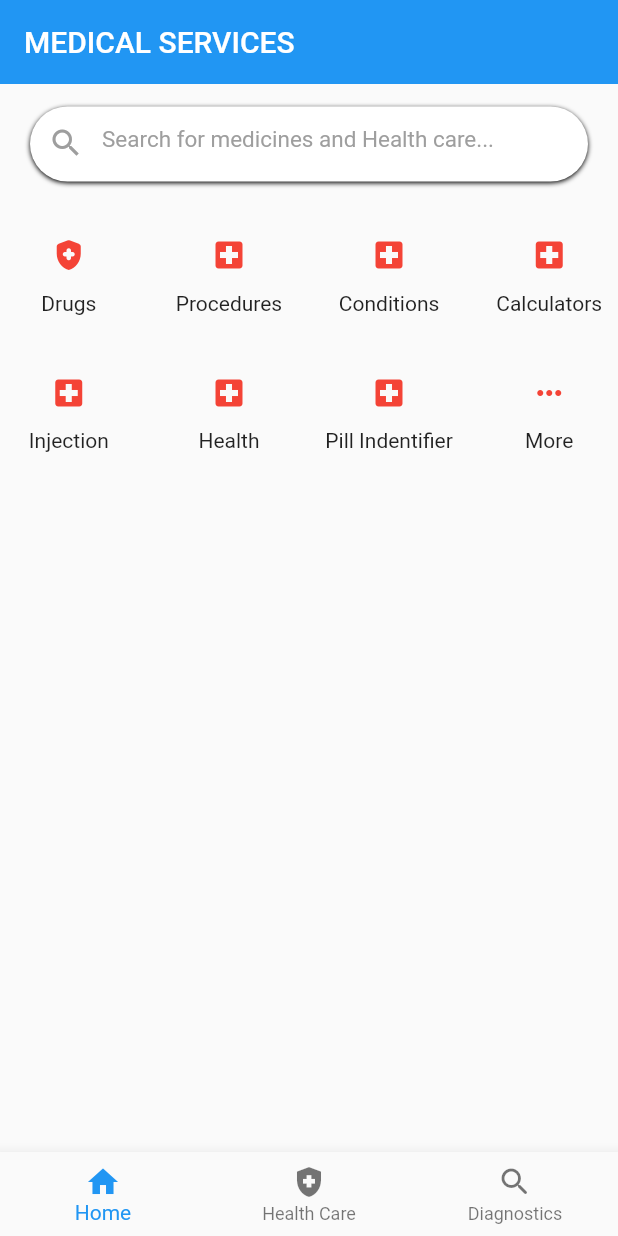
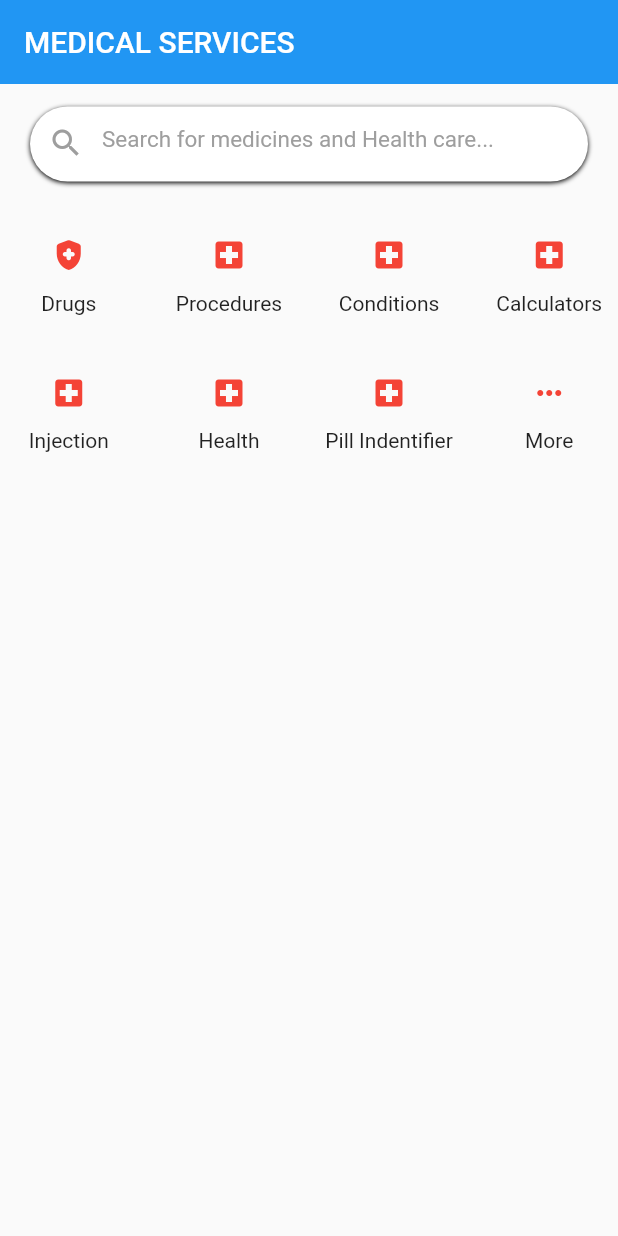
Before and after one commit to Sharan-ayush08/front_page_ui, a Flutter app: the screen it shows after launch, on a phone screen of 412 x 824 dp. Run offline on Flutter 3.47's test engine with Material 2 defaults, Android fonts, the phone set to English and light mode, and no system bars.

```diff
--- a/lib/screens/condition.dart
+++ b/lib/screens/condition.dart
@@ -11,7 +11,7 @@ class ViewConditions extends StatelessWidget {
     return Scaffold(
       appBar: AppBar(
         backgroundColor: Colors.blue[900],
-        title: Text("Drugs List"),
+        title: Text("Diseases & Conditions"),
       ),
       body: conditionInfo.isEmpty
           ? Center(
--- a/lib/screens/front_page.dart
+++ b/lib/screens/front_page.dart
@@ -3,6 +3,7 @@ import 'package:front_page_ui/screens/calculator_info.dart';
 import 'package:front_page_ui/screens/condition.dart';
 import 'package:front_page_ui/screens/drugs.dart';
 import 'package:front_page_ui/screens/procedure.dart';
+import 'package:front_page_ui/screens/tools.dart';
 
 class Frontpage extends StatefulWidget {
   const Frontpage({Key? key}) : super(key: key);
@@ -38,6 +39,7 @@ class _FrontpageState extends State<Frontpage> {
     ViewProcedures(),
     ViewConditions(),
     ViewCalculators(),
+    // ViewTools(),
   ];
   final int currentBarItem = 0;
   @override
@@ -110,22 +112,6 @@ class _FrontpageState extends State<Frontpage> {
           ),
         ],
       ),
-      bottomNavigationBar: BottomNavigationBar(
-        items: [
-          BottomNavigationBarItem(
-            icon: Icon(Icons.home),
-            label: "Home",
-          ),
-          BottomNavigationBarItem(
-            icon: Icon(Icons.health_and_safety),
-            label: "Health Care",
-          ),
-          BottomNavigationBarItem(
-            icon: Icon(Icons.search_rounded),
-            label: "Diagnostics",
-          ),
-        ],
-      ),
     );
   }
 }
```
Also changed, not shown: lib/models/more.dart (added, +7 -0 lines), lib/providers/tools_info.dart (added, +23 -0 lines), lib/screens/tools.dart (added, +44 -0 lines).
